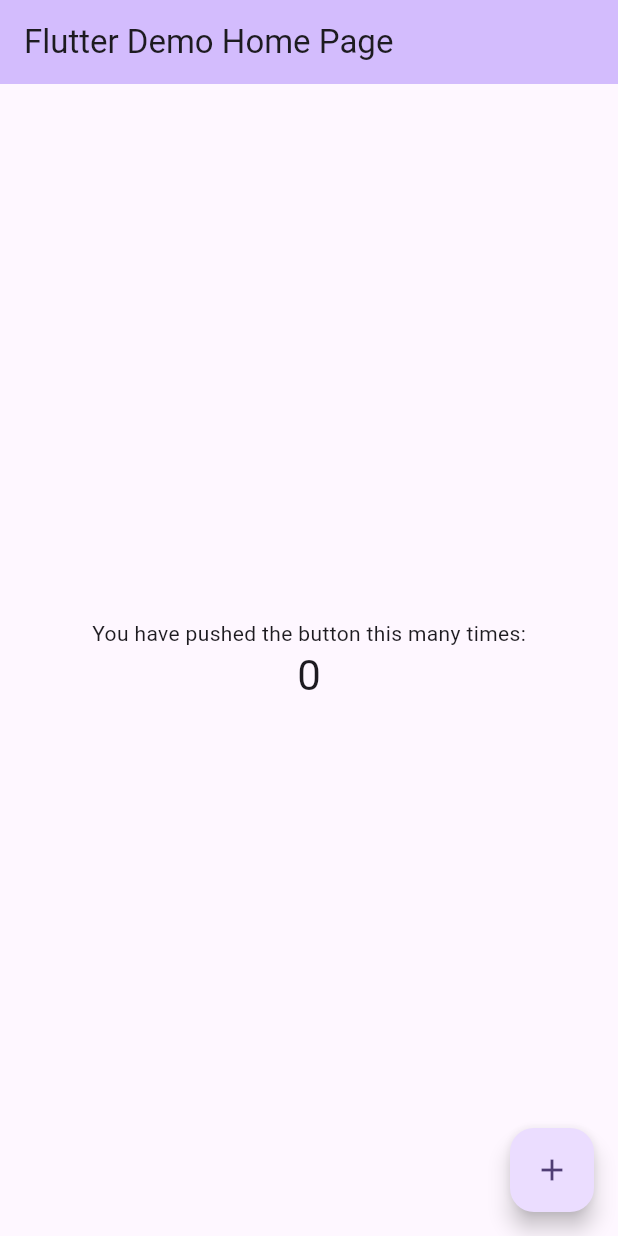
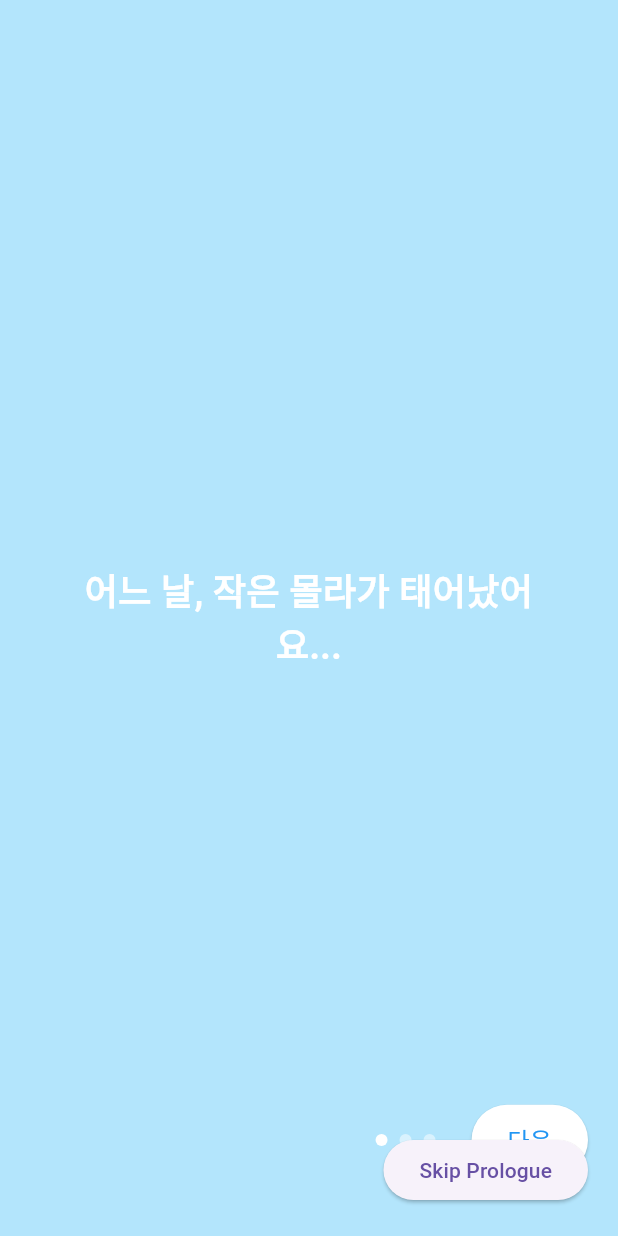
Before and after one commit to efforthye/mola_growth_flutter, a Flutter app: the screen it shows after launch, on a phone screen of 412 x 824 dp. Run offline on Flutter 3.47's test engine with Material 3 defaults, Android fonts, the phone set to English and light mode, and no system bars; our stand-ins replace get_it, go_router.

Commit message:
feat: add prologue and main game page

```diff
--- /dev/null
+++ b/lib/core/router/app_router.dart
@@ -0,0 +1,17 @@
+import 'package:go_router/go_router.dart';
+import '../../features/prologue/presentation/pages/prologue_page.dart';
+import '../../features/game/presentation/pages/game_page.dart';
+
+final appRouter = GoRouter(
+  initialLocation: '/prologue',
+  routes: [
+    GoRoute(
+      path: '/prologue',
+      builder: (context, state) => const ProloguePage(),
+    ),
+    GoRoute(
+      path: '/game',
+      builder: (context, state) => const GamePage(),
+    ),
+  ],
+);
--- /dev/null
+++ b/lib/features/game/domain/entities/player.dart
@@ -0,0 +1,9 @@
+class Player {
+  final int health;
+  final int score;
+
+  const Player({
+    required this.health,
+    required this.score,
+  });
+}
--- /dev/null
+++ b/lib/features/game/presentation/providers/game_provider.dart
@@ -0,0 +1,27 @@
+import 'package:flutter/foundation.dart';
+import '../../domain/entities/player.dart';
+
+class GameProvider extends ChangeNotifier {
+  Player _player = const Player(health: 100, score: 0);
+  bool _isGameOver = false;
+
+  Player get player => _player;
+  bool get isGameOver => _isGameOver;
+
+  void updateHealth(int value) {
+    _player = Player(
+      health: value,
+      score: _player.score,
+    );
+    if (_player.health <= 0) {
+      _isGameOver = true;
+    }
+    notifyListeners();
+  }
+
+  void resetGame() {
+    _player = const Player(health: 100, score: 0);
+    _isGameOver = false;
+    notifyListeners();
+  }
+}
--- /dev/null
+++ b/lib/features/game/repositories/game_repository.dart
@@ -0,0 +1,4 @@
+abstract class GameRepository {
+  // 나중에 필요한 메서드들을 추가할 예정
+  Future<void> initGame();
+}
--- /dev/null
+++ b/lib/features/prologue/presentation/pages/prologue_page.dart
@@ -0,0 +1,26 @@
+import 'package:flutter/material.dart';
+import 'package:go_router/go_router.dart';
+import 'package:mola_growth_flutter/features/prologue/widgets/prologue_content.dart';
+
+class ProloguePage extends StatelessWidget {
+  const ProloguePage({super.key});
+
+  @override
+  Widget build(BuildContext context) {
+    return Scaffold(
+      body: Stack(
+        children: [
+          const PrologueContent(),
+          Positioned(
+            bottom: 20,
+            right: 20,
+            child: ElevatedButton(
+              onPressed: () => context.go('/game'),
+              child: const Text('Skip Prologue'),
+            ),
+          ),
+        ],
+      ),
+    );
+  }
+}
--- /dev/null
+++ b/lib/features/prologue/widgets/prologue_content.dart
@@ -0,0 +1,147 @@
+import 'package:flutter/material.dart';
+import 'package:go_router/go_router.dart';
+
+class PrologueContent extends StatefulWidget {
+  const PrologueContent({super.key});
+
+  @override
+  State<PrologueContent> createState() => _PrologueContentState();
+}
+
+class _PrologueContentState extends State<PrologueContent> with SingleTickerProviderStateMixin {
+  late PageController _pageController;
+  int _currentPage = 0;
+
+  final List<PrologueScene> _scenes = [
+    PrologueScene(
+      image: 'assets/images/prologue/scene1.png',
+      text: '어느 날, 작은 몰라가 태어났어요...',
+      backgroundColor: Colors.lightBlue[100]!,
+    ),
+    PrologueScene(
+      image: 'assets/images/prologue/scene2.png',
+      text: '아무도 몰라가 무엇인지 몰랐죠...',
+      backgroundColor: Colors.lightBlue[200]!,
+    ),
+    PrologueScene(
+      image: 'assets/images/prologue/scene3.png',
+      text: '하지만 당신이 몰라를 키워주기로 했어요!',
+      backgroundColor: Colors.lightBlue[300]!,
+    ),
+  ];
+
+  @override
+  void initState() {
+    super.initState();
+    _pageController = PageController();
+  }
+
+  @override
+  void dispose() {
+    _pageController.dispose();
+    super.dispose();
+  }
+
+  void _nextPage() {
+    if (_currentPage < _scenes.length - 1) {
+      _pageController.nextPage(
+        duration: const Duration(milliseconds: 500),
+        curve: Curves.easeInOut,
+      );
+    } else {
+      context.go('/game');
+    }
+  }
+
+  @override
+  Widget build(BuildContext context) {
+    return Stack(
+      children: [
+        PageView.builder(
+          controller: _pageController,
+          onPageChanged: (int page) {
+            setState(() {
+              _currentPage = page;
+            });
+          },
+          itemCount: _scenes.length,
+          itemBuilder: (context, index) {
+            return _buildScene(_scenes[index]);
+          },
+        ),
+        Positioned(
+          bottom: 40,
+          right: 20,
+          child: Row(
+            children: [
+              // 페이지 인디케이터
+              Row(
+                children: List.generate(
+                  _scenes.length,
+                      (index) => Container(
+                    margin: const EdgeInsets.symmetric(horizontal: 4),
+                    width: 8,
+                    height: 8,
+                    decoration: BoxDecoration(
+                      shape: BoxShape.circle,
+                      color: _currentPage == index
+                          ? Colors.white
+                          : Colors.white.withOpacity(0.5),
+                    ),
+                  ),
+                ),
+              ),
+              const SizedBox(width: 20),
+              // 다음 버튼
+              ElevatedButton(
+                onPressed: _nextPage,
+                style: ElevatedButton.styleFrom(
+                  backgroundColor: Colors.white,
+                  foregroundColor: Colors.blue,
+                  padding: const EdgeInsets.symmetric(
+                    horizontal: 24,
+                    vertical: 12,
+                  ),
+                ),
+                child: Text(
+                  _currentPage == _scenes.length - 1 ? '시작하기' : '다음',
+                  style: const TextStyle(fontSize: 16),
+                ),
+              ),
+            ],
+          ),
+        ),
+      ],
+    );
+  }
+
+  Widget _buildScene(PrologueScene scene) {
+    return Container(
+      color: scene.backgroundColor,
+      padding: const EdgeInsets.symmetric(horizontal: 40),
+      child: Center(
+        child: Text(
+          scene.text,
+          style: const TextStyle(
+            fontSize: 24,
+            color: Colors.white,
+            fontWeight: FontWeight.bold,
+          ),
+          textAlign: TextAlign.center,
+        ),
+      ),
+    );
+  }
+}
+
+class PrologueScene {
+  final String image;
+  final String text;
+  final Color backgroundColor;
+
+  PrologueScene({
+    required this.image,
+    required this.text,
+    required this.backgroundColor,
+  });
+}
--- a/lib/main.dart
+++ b/lib/main.dart
@@ -1,125 +1,32 @@
 import 'package:flutter/material.dart';
+import 'package:provider/provider.dart';
+import 'core/router/app_router.dart';
+import 'core/di/service_locator.dart';
+import 'features/game/presentation/providers/game_provider.dart';
 
 void main() {
+  WidgetsFlutterBinding.ensureInitialized();
+  setupServiceLocator();
   runApp(const MyApp());
 }
 
 class MyApp extends StatelessWidget {
   const MyApp({super.key});
 
-  // This widget is the root of your application.
   @override
   Widget build(BuildContext context) {
-    return MaterialApp(
-      title: 'Flutter Demo',
-      theme: ThemeData(
-        // This is the theme of your application.
-        //
-        // TRY THIS: Try running your application with "flutter run". You'll see
-        // the application has a purple toolbar. Then, without quitting the app,
-        // try changing the seedColor in the colorScheme below to Colors.green
-        // and then invoke "hot reload" (save your changes or press the "hot
-        // reload" button in a Flutter-supported IDE, or press "r" if you used
-        // the command line to start the app).
-        //
-        // Notice that the counter didn't reset back to zero; the application
-        // state is not lost during the reload. To reset the state, use hot
-        // restart instead.
-        //
-        // This works for code too, not just values: Most code changes can be
-        // tested with just a hot reload.
-        colorScheme: ColorScheme.fromSeed(seedColor: Colors.deepPurple),
-        useMaterial3: true,
+    return MultiProvider(
+      providers: [
+        ChangeNotifierProvider(create: (_) => GameProvider()),
+      ],
+      child: MaterialApp.router(
+        title: 'Your Game Name',
+        theme: ThemeData(
+          primarySwatch: Colors.blue,
+          visualDensity: VisualDensity.adaptivePlatformDensity,
+        ),
+        routerConfig: appRouter,
       ),
-      home: const MyHomePage(title: 'Flutter Demo Home Page'),
     );
   }
 }
-
-class MyHomePage extends StatefulWidget {
-  const MyHomePage({super.key, required this.title});
-
-  // This widget is the home page of your application. It is stateful, meaning
-  // that it has a State object (defined below) that contains fields that affect
-  // how it looks.
-
-  // This class is the configuration for the state. It holds the values (in this
-  // case the title) provided by the parent (in this case the App widget) and
-  // used by the build method of the State. Fields in a Widget subclass are
-  // always marked "final".
-
-  final String title;
-
-  @override
-  State<MyHomePage> createState() => _MyHomePageState();
-}
-
-class _MyHomePageState extends State<MyHomePage> {
-  int _counter = 0;
-
-  void _incrementCounter() {
-    setState(() {
-      // This call to setState tells the Flutter framework that something has
-      // changed in this State, which causes it to rerun the build method below
-      // so that the display can reflect the updated values. If we changed
-      // _counter without calling setState(), then the build method would not be
-      // called again, and so nothing would appear to happen.
-      _counter++;
-    });
-  }
-
-  @override
-  Widget build(BuildContext context) {
-    // This method is rerun every time setState is called, for instance as done
-    // by the _incrementCounter method above.
-    //
-    // The Flutter framework has been optimized to make rerunning build methods
-    // fast, so that you can just rebuild anything that needs updating rather
-    // than having to individually change instances of widgets.
-    return Scaffold(
-      appBar: AppBar(
-        // TRY THIS: Try changing the color here to a specific color (to
-        // Colors.amber, perhaps?) and trigger a hot reload to see the AppBar
-        // change color while the other colors stay the same.
-        backgroundColor: Theme.of(context).colorScheme.inversePrimary,
-        // Here we take the value from the MyHomePage object that was created by
-        // the App.build method, and use it to set our appbar title.
-        title: Text(widget.title),
-      ),
-      body: Center(
-        // Center is a layout widget. It takes a single child and positions it
-        // in the middle of the parent.
-        child: Column(
-          // Column is also a layout widget. It takes a list of children and
-          // arranges them vertically. By default, it sizes itself to fit its
-          // children horizontally, and tries to be as tall as its parent.
-          //
-          // Column has various properties to control how it sizes itself and
-          // how it positions its children. Here we use mainAxisAlignment to
-          // center the children vertically; the main axis here is the vertical
-          // axis because Columns are vertical (the cross axis would be
-          // horizontal).
-          //
-          // TRY THIS: Invoke "debug painting" (choose the "Toggle Debug Paint"
-          // action in the IDE, or press "p" in the console), to see the
-          // wireframe for each widget.
-          mainAxisAlignment: MainAxisAlignment.center,
-          children: <Widget>[
-            const Text(
-              'You have pushed the button this many times:',
-            ),
-            Text(
-              '$_counter',
-              style: Theme.of(context).textTheme.headlineMedium,
-            ),
-          ],
-        ),
-      ),
-      floatingActionButton: FloatingActionButton(
-        onPressed: _incrementCounter,
-        tooltip: 'Increment',
-        child: const Icon(Icons.add),
-      ), // This trailing comma makes auto-formatting nicer for build methods.
-    );
-  }
-}
```
Also changed, not shown: lib/core/di/service_locator.dart (added, +12 -0 lines), lib/features/game/data/repositories/game_repository_impl.dart (added, +9 -0 lines), lib/features/game/presentation/pages/game_page.dart (added, +46 -0 lines), lib/features/game/presentation/widgets/game_content.dart (added, +12 -0 lines), lib/features/game/presentation/widgets/game_overlay.dart (added, +37 -0 lines), pubspec.yaml (+20 -72 lines), pubspec.lock, 6 other files.
